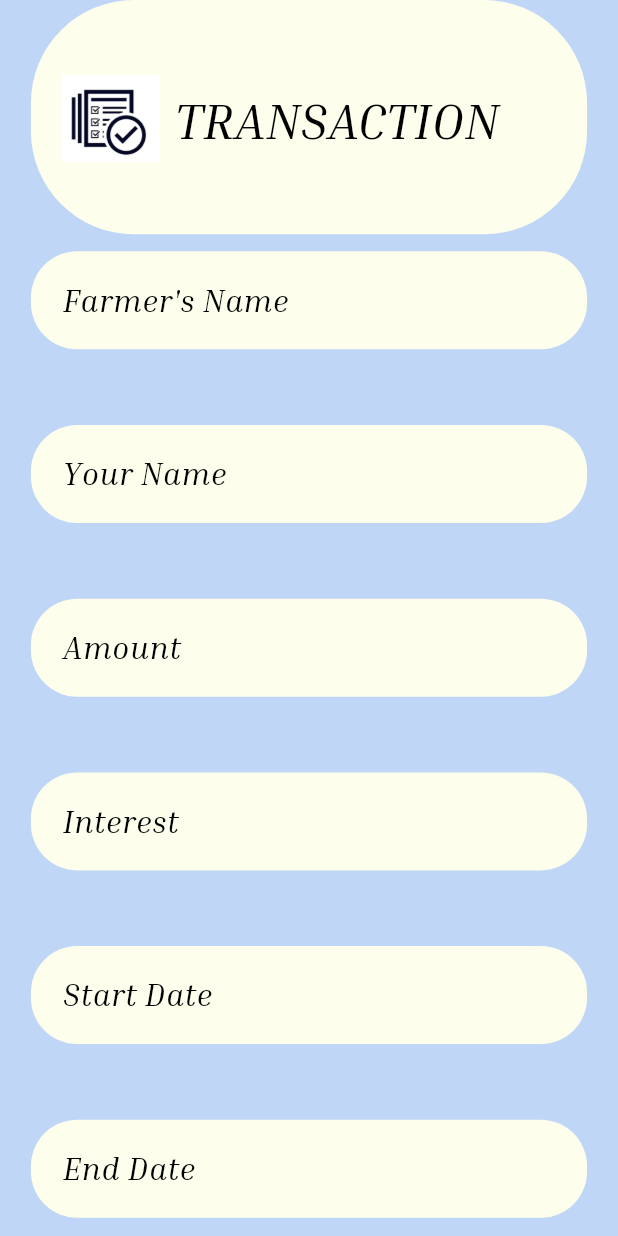
After one commit to Vanshsaxena097/LenderApp, a Flutter app: the Transaction screen opened by its route, on a phone screen of 412 x 824 dp. The commit adds this screen. Run offline on Flutter 3.47's test engine with Material 3 defaults, Android fonts, the phone set to English and light mode, and no system bars; our stand-ins replace cached_network_image, cloud_firestore, connectivity_plus, firebase_auth, firebase_core, firebase_database and 1 more; accounts and stored records are empty.

Commit message:
transaction history

```diff
--- a/lib/presentation/android_large_five_screen/android_large_five_screen.dart
+++ b/lib/presentation/android_large_five_screen/android_large_five_screen.dart
@@ -199,7 +199,7 @@ class AndroidLargeFiveScreen extends StatelessWidget {
             '/page1',
             '/farmer_condition_screen',
             '/page3',
-            '/page4',
+            '/transaction',
             '/page5',
             '/android_large_eight_screen',
           ];
--- /dev/null
+++ b/lib/presentation/transaction/transaction.dart
@@ -0,0 +1,169 @@
+import 'package:cloud_firestore/cloud_firestore.dart';
+import 'package:flutter/material.dart';
+import 'package:vansh_s_application2/presentation/transaction/transaction_modal.dart';
+import '../../core/app_export.dart';
+import '../../widgets/custom_elevated_button.dart';
+import '../../widgets/custom_text_form_field.dart';
+import '../android_large_nine_screen/lendermodal.dart';
+// ignore_for_file: must_be_immutable
+
+// ignore_for_file: must_be_immutable
+class Transaction  extends StatelessWidget {
+  Transaction ({Key? key}) : super(key: key);
+
+  GlobalKey<FormState> _formKey = GlobalKey<FormState>();
+
+  TextEditingController farmerNameController = TextEditingController();
+  TextEditingController yourNameController = TextEditingController();
+  TextEditingController amountController = TextEditingController();
+  TextEditingController interestController = TextEditingController();
+  TextEditingController startDateController = TextEditingController();
+  TextEditingController endDateController = TextEditingController();
+
+  @override
+  Widget build(BuildContext context) {
+    return SafeArea(
+      child: Scaffold(
+        resizeToAvoidBottomInset: false,
+        body: SingleChildScrollView(
+          padding: EdgeInsets.symmetric(horizontal: 18.h),
+          child: Form(
+            key: _formKey,
+            child: Column(
+              crossAxisAlignment: CrossAxisAlignment.start,
+              children: [
+                _buildDownloadTwenty(context),
+                SizedBox(height: 11.v),
+                _buildTextFormField(
+                  controller: farmerNameController,
+                  hintText: "Farmer's Name",
+                ),
+                SizedBox(height: 10.v),
+                _buildTextFormField(
+                  controller: yourNameController,
+                  hintText: "Your Name",
+                ),
+                SizedBox(height: 10.v),
+                _buildTextFormField(
+                  controller: amountController,
+                  hintText: "Amount",
+                  textInputType: TextInputType.number,
+                ),
+                SizedBox(height: 10.v),
+                _buildTextFormField(
+                  controller: interestController,
+                  hintText: "Interest",
+                  textInputType: TextInputType.number,
+                ),
+                SizedBox(height: 10.v),
+                _buildTextFormField(
+                  controller: startDateController,
+                  hintText: "Start Date",
+                ),
+                SizedBox(height: 10.v),
+                _buildTextFormField(
+                  controller: endDateController,
+                  hintText: "End Date",
+                  textInputAction: TextInputAction.done,
+                ),
+                SizedBox(height: 14.v),
+                _buildSubmitButton(context),
+                SizedBox(height: 7.v),
+              ],
+            ),
+          ),
+        ),
+      ),
+    );
+  }
+
+  Widget _buildDownloadTwenty(BuildContext context) {
+    return Container(
+      width: double.maxFinite,
+      padding: EdgeInsets.symmetric(horizontal: 18.h, vertical: 44.v),
+      decoration: AppDecoration.fillYellow.copyWith(
+        borderRadius: BorderRadiusStyle.roundedBorder60,
+      ),
+      child: Row(
+        children: [
+          CustomImageView(
+            imagePath: ImageConstant.imgDownload22,
+            height: 56.v,
+            width: 57.h,
+            margin: EdgeInsets.only(top: 2.v),
+          ),
+          Padding(
+            padding: EdgeInsets.only(left: 9.h, top: 11.v, bottom: 7.v, right: 0.v),
+            child: Text(
+              "TRANSACTION",
+              style: theme.textTheme.headlineLarge,
+            ),
+          )
+        ],
+      ),
+    );
+  }
+
+  Widget _buildTextFormField({
+    required TextEditingController controller,
+    required String hintText,
+    TextInputType? textInputType,
+    TextInputAction? textInputAction,
+  }) {
+    return Padding(
+      padding: EdgeInsets.only(bottom: 39.v),
+      child: CustomTextFormField(
+        controller: controller,
+        hintText: hintText,
+        textInputType: textInputType,
+        textInputAction: textInputAction,
+      ),
+    );
+  }
+
+  Widget _buildSubmitButton(BuildContext context) {
+    return CustomElevatedButton(
+      height: 39.v,
+      width: 106.h,
+      text: "Submit",
+      onPressed: () => _submitForm(context),
+      buttonTextStyle: theme.textTheme.titleLarge!,
+      alignment: Alignment.centerRight,
+    );
+  }
+
+  void _submitForm(BuildContext context) {
+    if (_formKey.currentState!.validate()) {
+      final details = LoanRequestModal(
+        farmerName: farmerNameController.text,
+        yourName: yourNameController.text,
+        amount: amountController.text,
+        interest: interestController.text,
+        startDate: startDateController.text,
+        endDate: endDateController.text,
+      );
+
+      _saveToCollection(details);
+
+      // Optionally, you can navigate to another screen or show a success message here
+    }
+  }
+
+  void _saveToCollection(details) {
+    // Assuming you're using Firebase Firestore for database operations
+    FirebaseFirestore.instance.collection('Transaction_Lender').add({
+      'farmerName': details.farmerName,
+      'yourName': details.yourName,
+      'amount': details.amount,
+      'interest': details.interest,
+      'startDate': details.startDate,
+      'endDate': details.endDate,
+    }).then((value) {
+      // Data saved successfully
+      print("Data saved successfully");
+    }).catchError((error) {
+      // Error occurred while saving data
+      print("Error: $error");
+    });
+  }
+}
--- /dev/null
+++ b/lib/presentation/transaction/transaction_modal.dart
@@ -0,0 +1,17 @@
+class LoanRequestModal {
+  final String farmerName;
+  final String yourName;
+  final String amount;
+  final String interest;
+  final String startDate;
+  final String endDate;
+
+  LoanRequestModal({
+    required this.farmerName,
+    required this.yourName,
+    required this.amount,
+    required this.interest,
+    required this.startDate,
+    required this.endDate,
+  });
+}
--- a/lib/routes/app_routes.dart
+++ b/lib/routes/app_routes.dart
@@ -6,7 +6,8 @@ import '../presentation/android_large_ten_screen/android_large_ten_screen.dart';
 import '../presentation/android_large_two_screen/android_large_two_screen.dart';
 import '../presentation/app_navigation_screen/app_navigation_screen.dart';
 import '../presentation/farmer_condition/farmer_condition_screen.dart';
-import '../presentation/login_screen/login_screen.dart'; // ignore_for_file: must_be_immutable
+import '../presentation/login_screen/login_screen.dart';
+import '../presentation/transaction/transaction.dart'; // ignore_for_file: must_be_immutable
 
 // ignore_for_file: must_be_immutable
 class AppRoutes {
@@ -23,6 +24,7 @@ class AppRoutes {
   static const String appNavigationScreen = '/app_navigation_screen';
   static const String androidLargeTenScreen = '/android_large_ten_screen';
   static const String farmerConditionScreen = '/farmer_condition_screen';
+  static const String transaction = '/transaction';
 
   static const String initialRoute = '/initialRoute';
 
@@ -35,6 +37,7 @@ class AppRoutes {
     appNavigationScreen: (context) => AppNavigationScreen(),
     androidLargeTenScreen:(context) => AndroidLargeTenScreen(),
     farmerConditionScreen: (context) => FarmerConditionsScreen(),
+    transaction: (context) => Transaction(),
     initialRoute: (context) => LoginScreen()
 
   };
```
